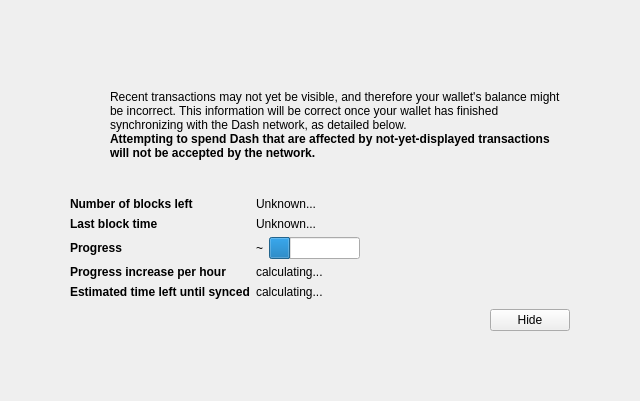
Before: the Qt Designer form src/qt/forms/modaloverlay.ui in trinm1987/villagCoin, drawn with Qt 5.
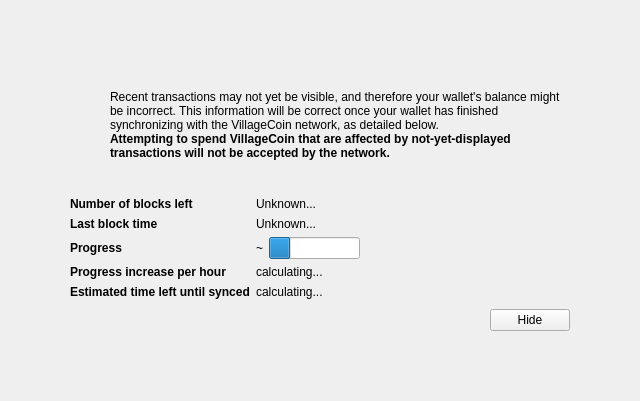
After: the same form once the commit is applied. Icons and pictures are not drawn. Custom widgets are drawn as their Qt base class.

```diff
--- a/src/qt/forms/modaloverlay.ui
+++ b/src/qt/forms/modaloverlay.ui
@@ -128,7 +128,7 @@
              <item>
               <widget class="QLabel" name="infoText">
                <property name="text">
-                <string>Recent transactions may not yet be visible, and therefore your wallet's balance might be incorrect. This information will be correct once your wallet has finished synchronizing with the Dash network, as detailed below.</string>
+                <string>Recent transactions may not yet be visible, and therefore your wallet's balance might be incorrect. This information will be correct once your wallet has finished synchronizing with the VillageCoin network, as detailed below.</string>
                </property>
                <property name="textFormat">
                 <enum>Qt::RichText</enum>
@@ -147,7 +147,7 @@
                 </font>
                </property>
                <property name="text">
-                <string>Attempting to spend Dash that are affected by not-yet-displayed transactions will not be accepted by the network.</string>
+                <string>Attempting to spend VillageCoin that are affected by not-yet-displayed transactions will not be accepted by the network.</string>
                </property>
                <property name="textFormat">
                 <enum>Qt::RichText</enum>
```
